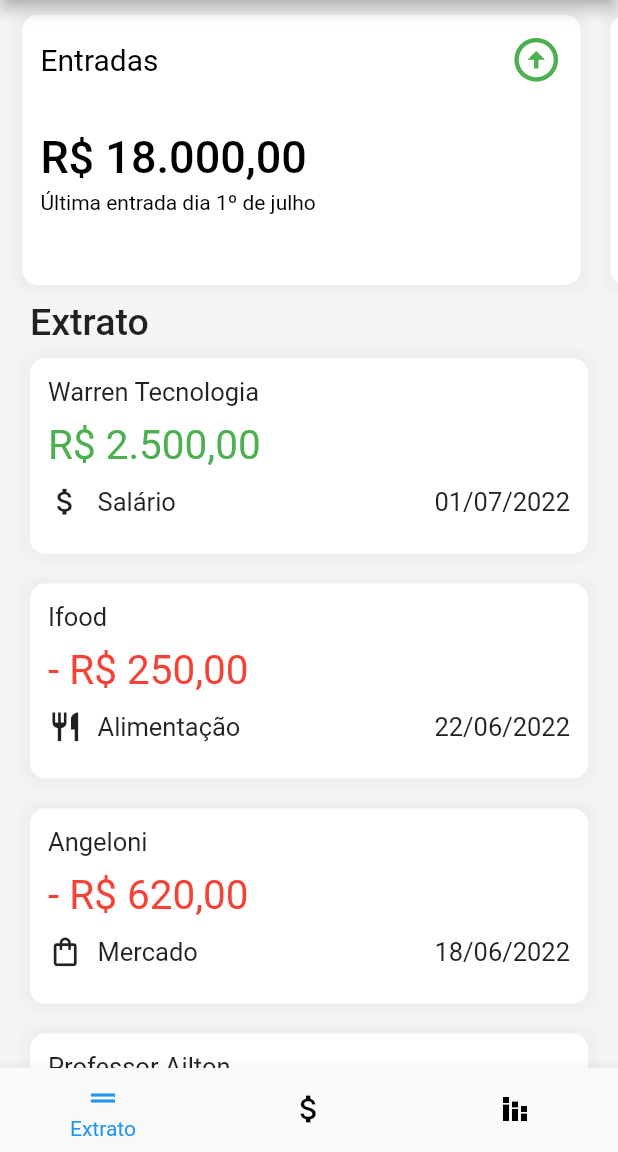
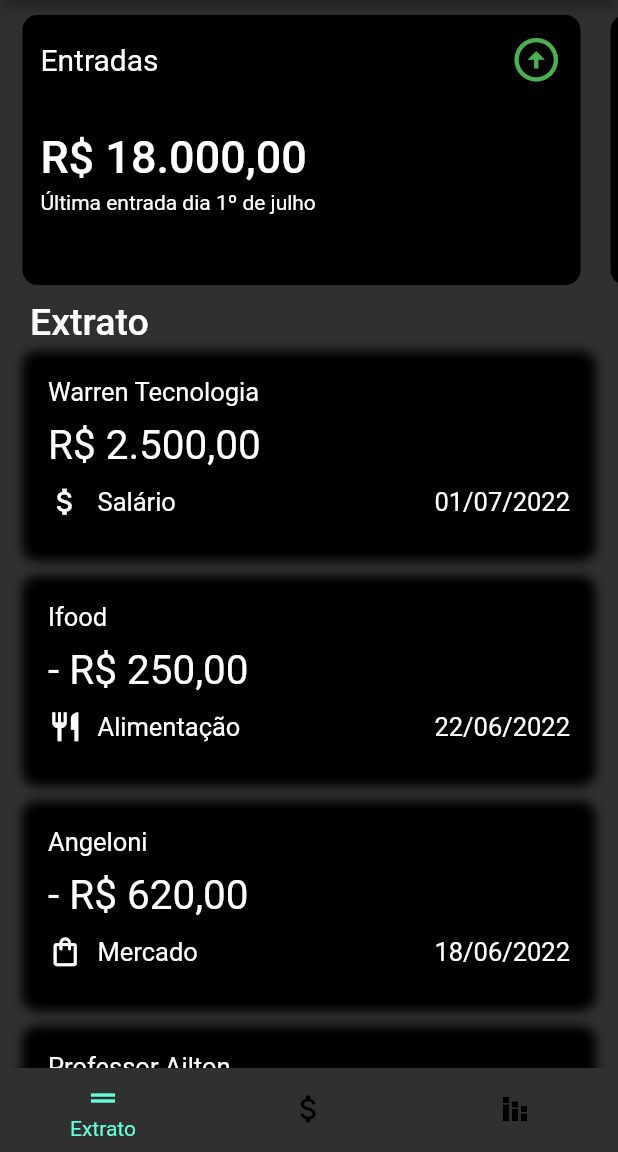
Before and after one commit to LeoAlthoff/warr_finances_app, a Flutter app: the screen it shows after launch, after a tap on "Login", on a phone screen of 412 x 824 dp, the part 84-1236 px from its top. Run offline on Flutter 3.47's test engine with Material 2 defaults, Android fonts, the phone set to English and light mode, and no system bars; our stand-ins replace date_time_picker, pie_chart.

Commit message:
[feat] Adding theme

```diff
--- /dev/null
+++ b/lib/config.dart
@@ -0,0 +1,5 @@
+library config.globals;
+
+import 'package:flutter_teste_app/theme.dart';
+
+MyTheme currentTheme = MyTheme();
--- a/lib/main.dart
+++ b/lib/main.dart
@@ -1,13 +1,48 @@
 import 'package:flutter/material.dart';
+import 'package:flutter_teste_app/config.dart';
+import 'package:flutter_teste_app/presenter/home/home_page.dart';
 import 'presenter/login/login_page.dart';
 
 void main() {
   runApp(
-    MaterialApp(
-      title: 'MeuAppTeste',
-      home: const LoginPage(),
-      theme: ThemeData(scaffoldBackgroundColor: Colors.grey.shade100),
-      debugShowCheckedModeBanner: false,
-    ),
+    App(),
   );
 }
+
+class App extends StatefulWidget {
+  @override
+  State<App> createState() => _AppState();
+}
+
+class _AppState extends State<App> {
+  @override
+  void initState() {
+    super.initState();
+    currentTheme.addListener(() {
+      print('aa');
+      setState(() {});
+    });
+  }
+
+  @override
+  Widget build(BuildContext context) {
+    return MaterialApp(
+      title: 'aTheme',
+      debugShowCheckedModeBanner: false,
+      theme: ThemeData.light(),
+      darkTheme: ThemeData.dark(),
+      themeMode: currentTheme.currentTheme(),
+      home: LoginPage(),
+    );
+  }
+}
+
+class AppTheme {
+  static final light = ThemeData(
+    backgroundColor: Colors.red,
+  );
+  static final dark = ThemeData(
+    backgroundColor: Colors.black87,
+    scaffoldBackgroundColor: Colors.blue,
+  );
+}
--- a/lib/presenter/home/home_page.dart
+++ b/lib/presenter/home/home_page.dart
@@ -1,5 +1,4 @@
 import 'package:flutter/material.dart';
-
 import '../register/register_page.dart';
 import '../summary/summary_page.dart';
 import 'widgets/body_home.dart';
--- a/lib/presenter/home/widgets/balance_container.dart
+++ b/lib/presenter/home/widgets/balance_container.dart
@@ -1,6 +1,7 @@
 import 'package:flutter/material.dart';
 
 import '../../../shared/utils/format_money.dart';
+import '../../../shared/utils/get_color_bytheme.dart';
 
 class BalanceContainer extends StatelessWidget {
   final bool expense;
@@ -29,13 +30,13 @@ class BalanceContainer extends StatelessWidget {
       ),
       height: 130,
       decoration: BoxDecoration(
-        color: Colors.white,
+        color: getColorByTheme(context),
         borderRadius: BorderRadius.circular(10),
         boxShadow: [
           BoxShadow(
             blurRadius: 5,
             spreadRadius: 5,
-            color: Colors.grey.shade200,
+            color: getColorByTheme(context),
           ),
         ],
       ),
@@ -53,7 +54,6 @@ class BalanceContainer extends StatelessWidget {
               expense ? '- ${getCurrency(value)}' : getCurrency(value),
               style: TextStyle(
                 fontSize: 27,
-                color: expense ? Colors.red : Colors.green,
               ),
             ),
             const SizedBox(height: 10),
--- a/lib/presenter/home/widgets/body_home.dart
+++ b/lib/presenter/home/widgets/body_home.dart
@@ -1,5 +1,6 @@
 import 'package:flutter/material.dart';
 
+import '../../../config.dart';
 import 'balance_container.dart';
 import 'main_container_home.dart';
 
--- a/lib/presenter/home/widgets/main_container_home.dart
+++ b/lib/presenter/home/widgets/main_container_home.dart
@@ -1,6 +1,7 @@
 import 'package:flutter/material.dart';
 
 import '../../../shared/utils/format_money.dart';
+import '../../../shared/utils/get_color_bytheme.dart';
 
 class MainContainerHome extends StatelessWidget {
   final int index;
@@ -28,8 +29,7 @@ class MainContainerHome extends StatelessWidget {
         entry = "Entradas";
         icon = Icons.arrow_circle_up;
         iconColor = Colors.green;
-        textColor = Colors.black;
-        background = Colors.white;
+
         break;
       case 2:
         entry = "Saídas";
@@ -42,7 +42,7 @@ class MainContainerHome extends StatelessWidget {
         entry = "Total";
         icon = Icons.attach_money;
         iconColor = Colors.white;
-        textColor = Colors.white;
+
         background = const Color.fromARGB(255, 233, 70, 124);
     }
   }
@@ -56,15 +56,8 @@ class MainContainerHome extends StatelessWidget {
       ),
       width: MediaQuery.of(context).size.width - 40,
       decoration: BoxDecoration(
-        color: background,
+        color: getColorByTheme(context),
         borderRadius: BorderRadius.circular(10),
-        boxShadow: [
-          BoxShadow(
-            blurRadius: 5,
-            spreadRadius: 5,
-            color: Colors.grey.shade200,
-          ),
-        ],
       ),
       child: Padding(
         padding: const EdgeInsets.all(12.0),
@@ -78,7 +71,6 @@ class MainContainerHome extends StatelessWidget {
                   entry,
                   style: TextStyle(
                     fontSize: 20,
-                    color: textColor,
                   ),
                 ),
                 Icon(
@@ -94,15 +86,12 @@ class MainContainerHome extends StatelessWidget {
               style: TextStyle(
                 fontSize: 30,
                 fontWeight: FontWeight.w500,
-                color: textColor,
               ),
             ),
             const SizedBox(height: 5),
             Text(
               subText,
-              style: TextStyle(
-                color: textColor,
-              ),
+              style: TextStyle(),
             ),
           ],
         ),
--- a/lib/presenter/register/widgets/combo_box.dart
+++ b/lib/presenter/register/widgets/combo_box.dart
@@ -1,4 +1,6 @@
 import 'package:flutter/material.dart';
+
+import '../../../shared/utils/get_color_bytheme.dart';
 
 class ComboBox extends StatefulWidget {
   const ComboBox({Key? key}) : super(key: key);
@@ -32,10 +34,9 @@ class _ComboBoxState extends State<ComboBox> {
         vertical: 5,
       ),
       decoration: BoxDecoration(
-        color: Colors.white,
+        color: getColorByTheme(context),
         borderRadius: BorderRadius.circular(5),
       ),
-      // child: DropdownButtonHideUnderline(
       child: DropdownButtonHideUnderline(
         child: DropdownButton<String>(
           value: dropDownValue,
--- a/lib/presenter/summary/summary_page.dart
+++ b/lib/presenter/summary/summary_page.dart
@@ -15,7 +15,6 @@ class Summary extends StatelessWidget {
   @override
   Widget build(BuildContext context) {
     return Scaffold(
-      backgroundColor: Colors.grey.shade100,
       body: const SingleChildScrollView(
         physics: BouncingScrollPhysics(),
         child: ItensSummaryPage(),
--- a/lib/presenter/summary/widgets/info_chart_summary.dart
+++ b/lib/presenter/summary/widgets/info_chart_summary.dart
@@ -1,4 +1,6 @@
 import 'package:flutter/material.dart';
+
+import '../../../shared/utils/get_color_bytheme.dart';
 
 class InfoChartSummary extends StatelessWidget {
   final IconData icon;
@@ -19,7 +21,7 @@ class InfoChartSummary extends StatelessWidget {
     return Container(
       margin: const EdgeInsets.all(10),
       decoration: BoxDecoration(
-        color: Colors.white,
+        color: getColorByTheme(context),
         borderRadius: BorderRadius.circular(8),
       ),
       child: Padding(
--- /dev/null
+++ b/lib/shared/utils/get_color_bytheme.dart
@@ -0,0 +1,7 @@
+import 'package:flutter/material.dart';
+
+Color getColorByTheme(BuildContext context) {
+  return Theme.of(context).brightness == Brightness.light
+      ? Colors.white70
+      : Colors.black;
+}
--- /dev/null
+++ b/lib/theme.dart
@@ -0,0 +1,14 @@
+import 'package:flutter/material.dart';
+
+class MyTheme with ChangeNotifier {
+  static bool _isDark = true;
+
+  ThemeMode currentTheme() {
+    return _isDark ? ThemeMode.dark : ThemeMode.light;
+  }
+
+  void switchTheme() {
+    _isDark = !_isDark;
+    notifyListeners();
+  }
+}
```
Also changed, not shown: lib/presenter/home/widgets/drawer_home.dart (+11 -0 lines), lib/presenter/register/widgets/body_register.dart (+1 -12 lines), lib/presenter/login/login_page.dart (line endings or trailing spaces).
